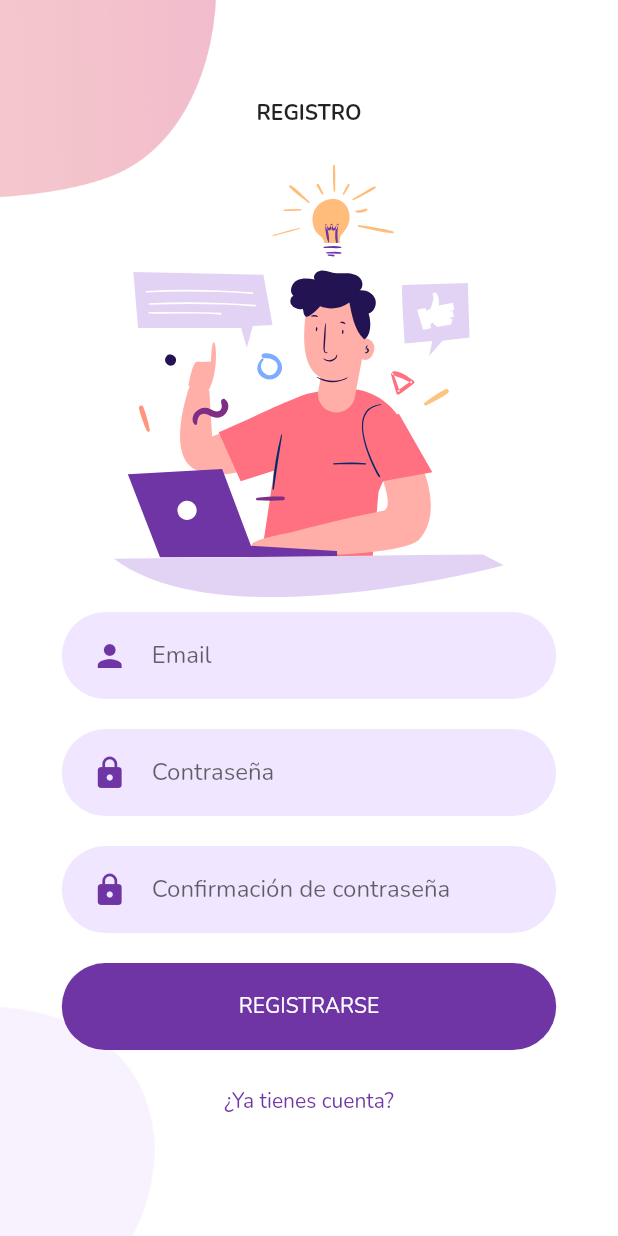
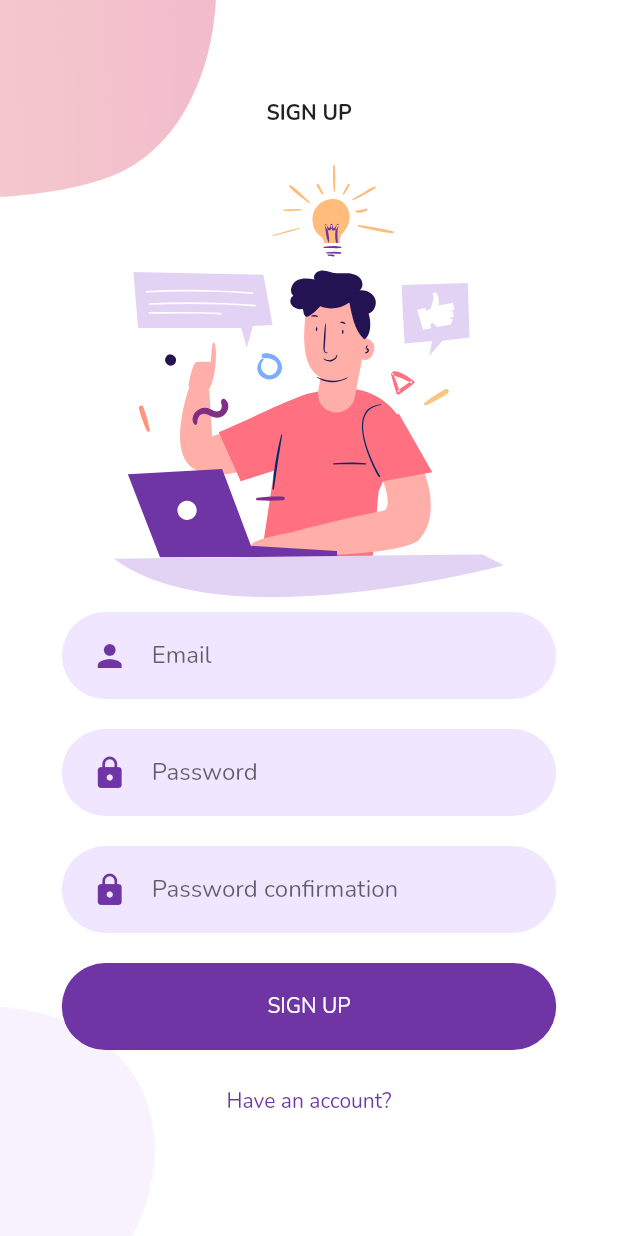
Before and after one commit to YisusOnDev/PracticeJob_Flutter, a Flutter app: the SignUpPage screen opened by its route, on a phone screen of 412 x 824 dp. Run offline on Flutter 3.47's test engine with Material 2 defaults, Android fonts, the phone set to English and light mode, and no system bars; drawn by our look-alikes of reactive_forms; our stand-ins replace flutter_secure_storage, flutter_svg; accounts and stored records are empty; network calls fail.

Commit message:
revert(change label language), added province service and completed user class

```diff
--- a/lib/src/models/user.dart
+++ b/lib/src/models/user.dart
@@ -1,14 +1,21 @@
 import 'package:json_annotation/json_annotation.dart';
+import 'package:practicejob/src/models/province.dart';
 part 'user.g.dart';
 
 /// flutter pub run build_runner build
 @JsonSerializable()
 class User {
-  User(this.id, this.email, this.password);
+  User(this.id, this.email, this.name, this.lastname, this.birthdate,
+      this.province, this.city, this.token);
 
   int? id;
-  String email;
-  String password;
+  String? email;
+  String? name;
+  String? lastname;
+  DateTime? birthdate;
+  Province? province;
+  String? city;
+  String? token;
 
   factory User.fromJson(Map<String, dynamic> json) => _$UserFromJson(json);
 
--- a/lib/src/pages/signup_page.dart
+++ b/lib/src/pages/signup_page.dart
@@ -1,14 +1,12 @@
-import 'dart:async';
-
 import 'package:flutter/material.dart';
 import 'package:flutter_svg/flutter_svg.dart';
 import 'package:practicejob/constants.dart';
 import 'package:practicejob/src/components/text_field_container.dart';
-import 'package:practicejob/src/models/user.dart';
 import 'package:practicejob/src/models/util.dart';
 import 'package:practicejob/src/pages/complete_profile_page.dart';
 import 'package:practicejob/src/pages/login_page.dart';
 import 'package:practicejob/src/services/auth_service.dart';
+import 'package:reactive_forms/reactive_forms.dart';
 
 class SignUpPage extends StatefulWidget {
   static var pageName = 'SignUp';
@@ -23,15 +21,16 @@ class SignUpPage extends StatefulWidget {
 
 class _SignUpPageState extends State<SignUpPage> {
   final AuthService _auth = AuthService();
-  String _email = "";
-  String _password = "";
-  String _passwordConfirm = "";
 
-  final _pwdController = TextEditingController();
-  final _pwdConfirmController = TextEditingController();
-  final _emailController = TextEditingController();
-  bool _pwdValidate = false;
-  bool _emailValidate = false;
+  final registerForm = FormGroup({
+    'email': FormControl<String>(
+        validators: [Validators.required, Validators.email]),
+    'password': FormControl<String>(validators: [Validators.required]),
+    'passwordConfirmation': FormControl<String>(),
+  }, validators: [
+    Validators.required,
+    Util.mustMatch('password', 'passwordConfirmation')
+  ]);
 
   @override
   Widget build(BuildContext context) {
@@ -64,7 +63,7 @@ class _SignUpPageState extends State<SignUpPage> {
                 mainAxisAlignment: MainAxisAlignment.center,
                 children: <Widget>[
                   const Text(
-                    "REGISTRO",
+                    "SIGN UP",
                     style: TextStyle(fontWeight: FontWeight.bold),
                   ),
                   SizedBox(height: size.height * 0.03),
@@ -72,18 +71,37 @@ class _SignUpPageState extends State<SignUpPage> {
                     "assets/icons/signup.svg",
                     height: size.height * 0.35,
                   ),
+                  buildRegisterForm(),
+                  TextButton(
+                      onPressed: () =>
+                          Navigator.pushNamed(context, LoginPage.pageName),
+                      style: TextButton.styleFrom(primary: cPrimaryColor),
+                      child: const Text("Have an account?")),
+                ],
+              ),
+            ),
+          ],
+        ),
+      ),
+    );
+  }
+
+  Widget buildRegisterForm() {
+    Size size = MediaQuery.of(context).size;
+    return ReactiveForm(
+      formGroup: registerForm,
+      child: Column(
+        children: <Widget>[
           TextFieldContainer(
-                    child: TextField(
-                      onChanged: (value) {
-                        _email = value;
+            child: ReactiveTextField(
+              formControlName: 'email',
+              validationMessages: (control) => {
+                'required': 'The email must not be empty',
+                'email': 'The email value must be a valid email'
               },
-                      cursorColor: cPrimaryColor,
-                      controller: _emailController,
-                      decoration: InputDecoration(
+              decoration: const InputDecoration(
                 hintText: "Email",
-                        errorText:
-                            _emailValidate ? 'Email can\'t be empty' : null,
-                        icon: const Icon(
+                icon: Icon(
                   Icons.person,
                   color: cPrimaryColor,
                 ),
@@ -92,18 +110,15 @@ class _SignUpPageState extends State<SignUpPage> {
             ),
           ),
           TextFieldContainer(
-                    child: TextField(
+            child: ReactiveTextField(
+              formControlName: 'password',
               obscureText: true,
-                      onChanged: (value) {
-                        _password = value;
+              validationMessages: (control) => {
+                'required': 'The password must not be empty',
               },
-                      cursorColor: cPrimaryColor,
-                      controller: _pwdController,
-                      decoration: InputDecoration(
-                        hintText: "Contraseña",
-                        errorText:
-                            _pwdValidate ? 'Password can\'t be empty' : null,
-                        icon: const Icon(
+              decoration: const InputDecoration(
+                hintText: "Password",
+                icon: Icon(
                   Icons.lock,
                   color: cPrimaryColor,
                 ),
@@ -112,19 +127,16 @@ class _SignUpPageState extends State<SignUpPage> {
             ),
           ),
           TextFieldContainer(
-                    child: TextField(
+            child: ReactiveTextField(
+              formControlName: 'passwordConfirmation',
               obscureText: true,
-                      onChanged: (value) {
-                        _passwordConfirm = value;
+              validationMessages: (control) => {
+                'required': 'The password must not be empty',
+                'mustMatch': 'Passwords must match'
               },
-                      cursorColor: cPrimaryColor,
-                      controller: _pwdConfirmController,
-                      decoration: InputDecoration(
-                        hintText: "Confirmación de contraseña",
-                        errorText: _pwdValidate
-                            ? 'Password confirmation can\'t be empty'
-                            : null,
-                        icon: const Icon(
+              decoration: const InputDecoration(
+                hintText: "Password confirmation",
+                icon: Icon(
                   Icons.lock,
                   color: cPrimaryColor,
                 ),
@@ -134,8 +146,7 @@ class _SignUpPageState extends State<SignUpPage> {
           ),
           Container(
             margin: const EdgeInsets.symmetric(vertical: 10),
-                    padding:
-                        const EdgeInsets.symmetric(horizontal: 20, vertical: 5),
+            padding: const EdgeInsets.symmetric(horizontal: 20, vertical: 5),
             width: size.width * 0.8,
             decoration: BoxDecoration(
               color: cPrimaryColor,
@@ -143,57 +154,29 @@ class _SignUpPageState extends State<SignUpPage> {
             ),
             child: TextButton(
               onPressed: () async {
-                        setState(() {
-                          _pwdController.text.isEmpty
-                              ? _pwdValidate = true
-                              : _pwdValidate = false;
-                          _emailController.text.isEmpty
-                              ? _emailValidate = true
-                              : _emailValidate = false;
-                        });
-
-                        if (!_pwdValidate && !_emailValidate) {
-                          if (Util.hasEmailFormat(_email)) {
-                            if (_password == _passwordConfirm) {
-                              try {
-                                final res = await _auth
-                                    .register(User(null, _email, _password));
-                                if (res.statusCode == 200) {
-                                  Navigator.pushNamed(
-                                      context, CompleteProfilePage.pageName);
-                                } else {
-                                  Util.showMyDialog(context, "Error",
-                                      "An error has occurred. Please try again");
-                                }
-                              } on TimeoutException {
-                                Navigator.pushNamed(
-                                    context, CompleteProfilePage.pageName);
-                              }
-                            } else {
-                              Util.showMyDialog(context, "Error",
-                                  "Passwords must be the same.");
-                            }
-                          } else {
-                            Util.showMyDialog(context, "Error",
-                                "Please insert a valid email.");
-                          }
+                if (registerForm.valid) {
+                  doRegister();
                 }
               },
               style: TextButton.styleFrom(primary: Colors.white),
-                      child: const Text("REGISTRARSE"),
-                    ),
-                  ),
-                  TextButton(
-                      onPressed: () =>
-                          Navigator.pushNamed(context, LoginPage.pageName),
-                      style: TextButton.styleFrom(primary: cPrimaryColor),
-                      child: const Text("¿Ya tienes cuenta?")),
-                ],
+              child: const Text("SIGN UP"),
             ),
           ),
         ],
       ),
-      ),
     );
   }
+
+  doRegister() async {
+    String _email = registerForm.control('email').value;
+    String _password = registerForm.control('password').value;
+    final res = await _auth.register(_email, _password);
+    print(res.statusCode);
+    if (res.statusCode == 200) {
+      Navigator.pushNamed(context, CompleteProfilePage.pageName);
+    } else {
+      Util.showMyDialog(
+          context, "Error", "An error has occurred. Please try again");
     }
+  }
+}
--- a/lib/src/pages/welcome_page.dart
+++ b/lib/src/pages/welcome_page.dart
@@ -38,7 +38,7 @@ class WelcomePage extends StatelessWidget {
                 mainAxisAlignment: MainAxisAlignment.center,
                 children: <Widget>[
                   const Text(
-                    "BIENVENID@ A PRACTICEJOB",
+                    "WELCOME TO PRACTICEJOB",
                     style: TextStyle(fontWeight: FontWeight.bold, fontSize: 16),
                   ),
                   SizedBox(height: size.height * 0.05),
@@ -57,7 +57,7 @@ class WelcomePage extends StatelessWidget {
                           borderRadius: BorderRadius.circular(29.0),
                         ),
                       ),
-                      child: const Text('INICIAR SESIÓN')),
+                      child: const Text('LOG IN')),
                   ElevatedButton(
                       onPressed: () =>
                           Navigator.pushNamed(context, SignUpPage.pageName),
@@ -68,7 +68,7 @@ class WelcomePage extends StatelessWidget {
                           borderRadius: BorderRadius.circular(29.0),
                         ),
                       ),
-                      child: const Text('CREAR CUENTA')),
+                      child: const Text('CREATE ACCOUNT')),
                 ],
               ),
             ),
--- a/lib/src/services/auth_service.dart
+++ b/lib/src/services/auth_service.dart
@@ -1,14 +1,17 @@
 import 'dart:convert';
 
+import 'package:flutter_secure_storage/flutter_secure_storage.dart';
 import 'package:http/http.dart' as http;
-import 'package:practicejob/src/models/user.dart';
 
 class AuthService {
   final baseUrl = 'http://10.0.2.2:5000';
-  // ignore: non_constant_identifier_names
-  // static final SESSION = FlutterSession();
+  final storage = const FlutterSecureStorage();
 
-  Future<http.Response> register(User u) {
+  saveDataToStorage(saveData) async {
+    return await storage.write(key: 'currentUser', value: saveData);
+  }
+
+  Future<http.Response> register(email, password) {
     var url = Uri.parse('$baseUrl/api/Auth/Create');
     return http
         .post(
@@ -16,19 +19,17 @@ class AuthService {
           headers: <String, String>{
             'Content-Type': 'application/json; charset=UTF-8',
           },
-          body: jsonEncode(
-              <String, String>{'email': u.email, 'password': u.password}),
+          body: jsonEncode(<String, String>{
+            'email': email,
+            'password': password,
+            'loginType': 'Student'
+          }),
         )
         .timeout(const Duration(seconds: 30));
   }
 
-  Future<http.Response> login(User u) {
+  Future<http.Response> login(email, password) {
     var url = Uri.parse('$baseUrl/api/Auth/Login');
-    print(jsonEncode(<String, String>{
-      'email': u.email,
-      'password': u.password,
-      'loginType': 'Student'
-    }));
     return http
         .post(
           url,
@@ -36,8 +37,8 @@ class AuthService {
             'Content-Type': 'application/json; charset=UTF-8',
           },
           body: jsonEncode(<String, String>{
-            'email': u.email,
-            'password': u.password,
+            'email': email,
+            'password': password,
             'loginType': 'Student'
           }),
         )
```
Also changed, not shown: lib/src/models/province.dart (added, +14 -0 lines), lib/src/models/util.dart (+20 -4 lines), lib/src/pages/complete_profile_page.dart (+35 -26 lines), lib/src/pages/login_page.dart (+67 -64 lines), lib/src/models/province.g.dart (added), lib/src/models/user.g.dart. Lines whose indentation alone changed are shown as unchanged.
